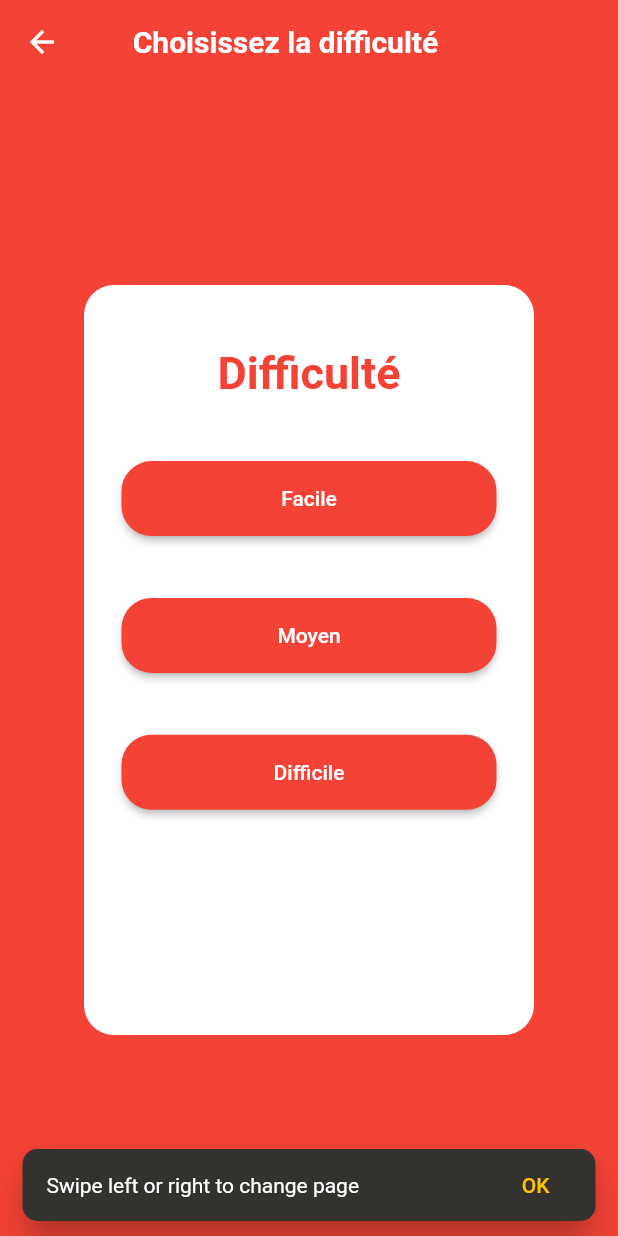
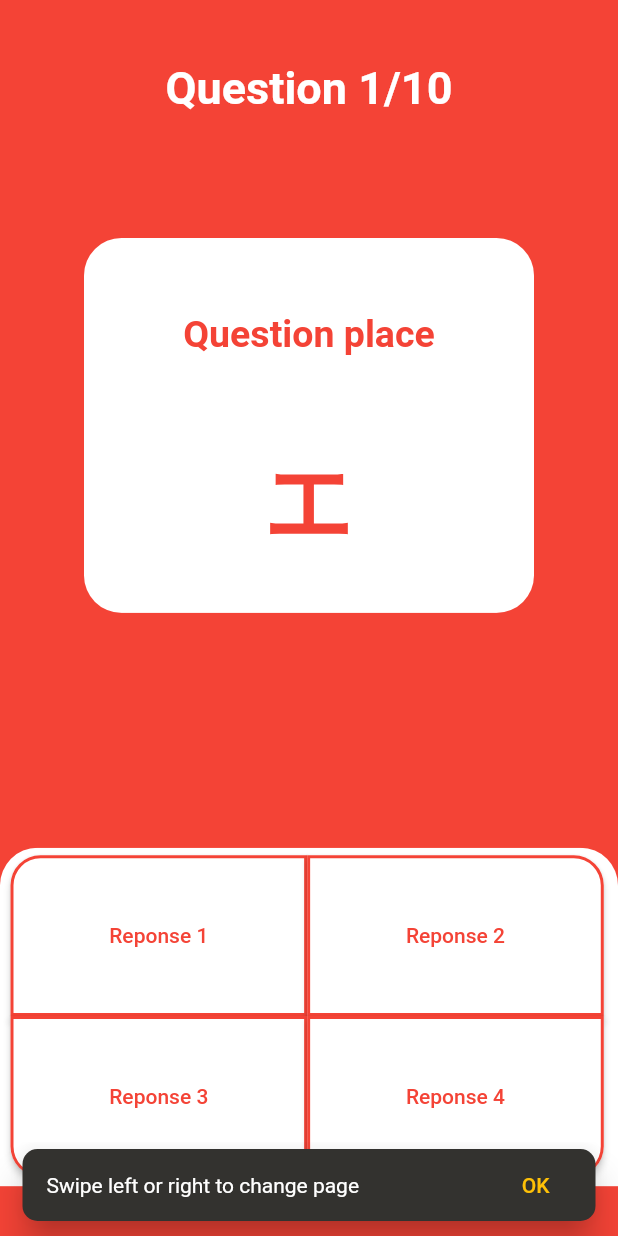
Before and after one commit to LePangolin/yomapp, a Flutter app: the MenuTest screen opened directly, after a tap on "Facile", on a phone screen of 412 x 824 dp. Run offline on Flutter 3.47's test engine with Material 2 defaults, Android fonts, the phone set to English and light mode, and no system bars; missing offline and left inert: onboarding.

Commit message:
feat(easytest): template

```diff
--- a/lib/View/menu_test_view.dart
+++ b/lib/View/menu_test_view.dart
@@ -1,4 +1,5 @@
 import 'package:flutter/material.dart';
+import 'package:yomapp/View/test_easy_view.dart';
 
 class MenuTest extends StatefulWidget {
   const MenuTest({super.key});
@@ -51,7 +52,14 @@ class _MenuTestState extends State<MenuTest> {
                 margin: EdgeInsets.only(
                     top: MediaQuery.of(context).size.height * 0.05),
                 child: ElevatedButton(
-                  onPressed: () {},
+                  onPressed: () {
+                    Navigator.push(
+                      context,
+                      MaterialPageRoute(
+                        builder: (context) => const EasyTest(),
+                      ),
+                    );
+                  },
                   style: ElevatedButton.styleFrom(
                     backgroundColor: Theme.of(context).primaryColor,
                     foregroundColor: Colors.white,
--- /dev/null
+++ b/lib/View/test_easy_view.dart
@@ -0,0 +1,174 @@
+import 'package:flutter/material.dart';
+
+class EasyTest extends StatefulWidget {
+  const EasyTest({super.key});
+
+  @override
+  State<EasyTest> createState() => _EasyTestState();
+}
+
+class _EasyTestState extends State<EasyTest> {
+  @override
+  Widget build(BuildContext context) {
+    return Scaffold(
+        body: Column(
+      children: [
+        Center(
+          child: Container(
+            margin:
+                EdgeInsets.only(top: MediaQuery.of(context).size.height * 0.05),
+            child: const Text(
+              "Question 1/10",
+              style: TextStyle(
+                color: Colors.white,
+                fontSize: 30,
+                fontWeight: FontWeight.bold,
+              ),
+            ),
+          ),
+        ),
+        Center(
+            child: Container(
+          margin:
+              EdgeInsets.only(top: MediaQuery.of(context).size.height * 0.1),
+          child: ClipRRect(
+            borderRadius: BorderRadius.circular(25),
+            child: Container(
+                decoration: const BoxDecoration(
+                  color: Colors.white,
+                ),
+                height: 250,
+                width: 300,
+                child: Column(
+                  children:  [
+                    const SizedBox(
+                      height: 50,
+                    ),
+                    Text(
+                      "Question place",
+                      style: TextStyle(
+                        color: Theme.of(context).primaryColor,
+                        fontSize: 25,
+                        fontWeight: FontWeight.bold,
+                      ),
+                    ),
+                    const SizedBox(
+                      height: 50,
+                    ),
+                    Text(
+                      "エ",
+                      style: TextStyle(
+                        color: Theme.of(context).primaryColor,
+                        fontSize: 60,
+                        fontWeight: FontWeight.bold,
+                      ),
+                    ),
+                  ],
+                )),
+          ),
+        )),
+        Container(
+          margin: EdgeInsets.only(
+              top: MediaQuery.of(context).size.height * 0.19),
+          child: ClipRRect(
+            borderRadius: const BorderRadius.only(
+                    topLeft: Radius.circular(25), topRight: Radius.circular(25)),
+            child: Container(
+              height: MediaQuery.of(context).size.height * 0.274,
+              decoration: const BoxDecoration(
+                color: Colors.white,
+              ),
+              child: Column(
+                children: [
+                  Container(
+                    margin: const EdgeInsets.only(top:5, left: 7),
+                    child: Row(
+                        children: [
+                          ElevatedButton(
+                            onPressed: () {},
+                            style: ElevatedButton.styleFrom(
+                              backgroundColor: Colors.white,
+                              foregroundColor: Theme.of(context).primaryColor,
+                              minimumSize: Size(MediaQuery.of(context).size.width *0.48, MediaQuery.of(context).size.height *0.13),
+                              shape: const RoundedRectangleBorder(
+                                borderRadius: BorderRadius.only(
+                                    topLeft: Radius.circular(20),
+                                )
+                              ),
+                              side: BorderSide(
+                                color: Theme.of(context).primaryColor,
+                                width: 2,
+                              ),
+                            ),
+                            child: const Text("Reponse 1"),
+                          ),
+                          ElevatedButton(
+                            onPressed: () {},
+                            style: ElevatedButton.styleFrom(
+                              backgroundColor: Colors.white,
+                              foregroundColor: Theme.of(context).primaryColor,
+                              minimumSize: Size(MediaQuery.of(context).size.width *0.48, MediaQuery.of(context).size.height *0.13),
+                              shape: const RoundedRectangleBorder(
+                                borderRadius: BorderRadius.only(
+                                    topRight: Radius.circular(20),
+                                )
+                              ),
+                              side: BorderSide(
+                                color: Theme.of(context).primaryColor,
+                                width: 2,
+                              ),
+                            ),
+                            child: const Text("Reponse 2"),
+                          ),
+                        ]),
+                  ),
+                  Container(
+                    margin: const EdgeInsets.only(left: 7),
+                    child: Row(
+                        children: [
+                          ElevatedButton(
+                            onPressed: () {},
+                            style: ElevatedButton.styleFrom(
+                              backgroundColor: Colors.white,
+                              foregroundColor: Theme.of(context).primaryColor,
+                              minimumSize: Size(MediaQuery.of(context).size.width *0.48, MediaQuery.of(context).size.height *0.13),
+                              shape: const RoundedRectangleBorder(
+                                borderRadius: BorderRadius.only(
+                                    bottomLeft: Radius.circular(20)
+                                )
+                              ),
+                              side: BorderSide(
+                                color: Theme.of(context).primaryColor,
+                                width: 2,
+                              ),
+                            ),
+                            child: const Text("Reponse 3"),
+                          ),
+                          ElevatedButton(
+                            onPressed: () {},
+                            style: ElevatedButton.styleFrom(
+                              backgroundColor: Colors.white,
+                              foregroundColor: Theme.of(context).primaryColor,
+                              minimumSize: Size(MediaQuery.of(context).size.width *0.48, MediaQuery.of(context).size.height *0.13),
+                              shape: const RoundedRectangleBorder(
+                                borderRadius: BorderRadius.only(
+                                    bottomRight: Radius.circular(20)
+                                )
+                              ),
+                              side: BorderSide(
+                                color: Theme.of(context).primaryColor,
+                                width: 2,
+                              ),
+                            ),
+                            child: const Text("Reponse 4"),
+                          ),
+                        ]),
+                  ),
+                ],
+            )),
+          ),
+        )
+      ],
+    ));
+  }
+}
```
